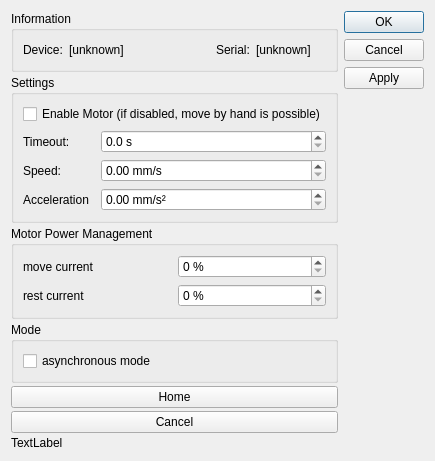
itom-project/plugins, file ThorlabsISM/dialogThorlabsISM.ui: the form before one commit.
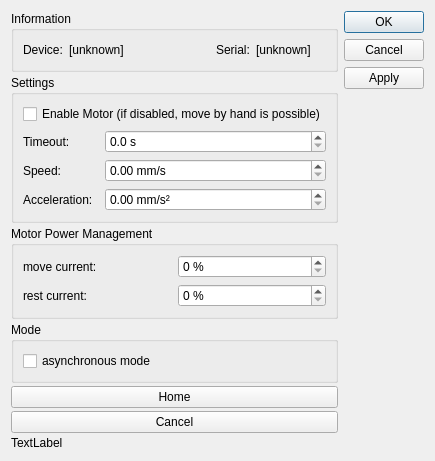
The form after the commit.

Commit message: tiny fixes in ThorlabsISM

```diff
--- a/ThorlabsISM/dialogThorlabsISM.ui
+++ b/ThorlabsISM/dialogThorlabsISM.ui
@@ -7,7 +7,7 @@
     <x>0</x>
     <y>0</y>
     <width>422</width>
-    <height>386</height>
+    <height>410</height>
    </rect>
   </property>
   <property name="windowTitle">
@@ -137,7 +137,7 @@
         <item row="6" column="0">
          <widget class="QLabel" name="label_9">
           <property name="text">
-           <string>Acceleration</string>
+           <string>Acceleration:</string>
           </property>
          </widget>
         </item>
@@ -235,7 +235,7 @@
         <item row="0" column="0">
          <widget class="QLabel" name="label_3">
           <property name="text">
-           <string>move current</string>
+           <string>move current:</string>
           </property>
          </widget>
         </item>
@@ -252,7 +252,7 @@
         <item row="1" column="0">
          <widget class="QLabel" name="label_4">
           <property name="text">
-           <string>rest current</string>
+           <string>rest current:</string>
           </property>
          </widget>
         </item>
```
The commit also changes 1 other file.
